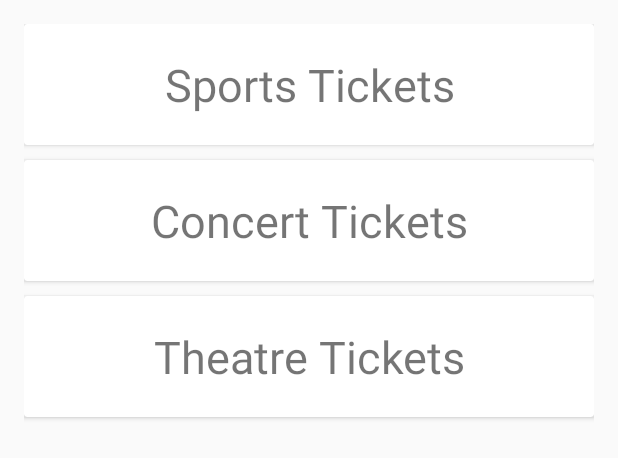
After one commit to Rineng/androidApp, an Android app: the layout recycler_cardview.xml on its own in the app's theme, with its tools: preview values and no code run, on a phone screen of 412 x 824 dp. The commit adds this screen. Shown: the top 458 px of the screen. Run offline under Robolectric (Android 15) with nearby library versions, the phone set to English and light mode, and no system bars.

Commit message:
cardView testing

```diff
--- a/app/build.gradle
+++ b/app/build.gradle
@@ -26,4 +26,6 @@ dependencies {
     androidTestImplementation 'com.android.support.test:runner:1.0.2'
     androidTestImplementation 'com.android.support.test.espresso:espresso-core:3.0.2'
     implementation 'com.android.support:recyclerview-v7:28.0.0'
+    implementation 'com.android.support:cardview-v7:28.0.0'
+
 }
--- a/app/src/main/java/com/example/rhuang/androidapp/recyclerAdaptor.java
+++ b/app/src/main/java/com/example/rhuang/androidapp/recyclerAdaptor.java
@@ -40,6 +40,7 @@ public class recyclerAdaptor extends RecyclerView.Adapter<recyclerAdaptor.MyView
                 .inflate(R.layout.recycler_row, parent, false);
         MyViewHolder vh = new MyViewHolder(v);
         return vh;
+
     }
 
     // Replace the contents of a view (invoked by the layout manager)
--- /dev/null
+++ b/app/src/main/res/drawable/my_custom_background.xml
@@ -0,0 +1,12 @@
+<?xml version="1.0" encoding="utf-8"?>
+<shape xmlns:android="http://schemas.android.com/apk/res/android"
+android:shape="rectangle">
+<corners
+    android:radius="2dp"
+    android:topRightRadius="0dp"
+    android:bottomRightRadius="0dp"
+    android:bottomLeftRadius="0dp" />
+<stroke
+    android:width="1dp"
+    android:color="@android:color/holo_green_dark" />
+</shape>
--- a/app/src/main/res/layout/activity_main.xml
+++ b/app/src/main/res/layout/activity_main.xml
@@ -13,8 +13,13 @@
     <android.support.v7.widget.RecyclerView
         android:id="@+id/my_recycler_view"
         android:layout_width="match_parent"
-        android:layout_height="match_parent"
+        android:layout_height="wrap_content"
         tools:layout_editor_absoluteX="8dp"
         tools:layout_editor_absoluteY="8dp" />
 
+    <!--<TextView-->
+        <!--android:layout_width="wrap_content"-->
+        <!--android:layout_height="wrap_content" -->
+        <!--android:text="Hello"/>-->
+
 </LinearLayout>
--- /dev/null
+++ b/app/src/main/res/layout/recycler_cardview.xml
@@ -0,0 +1,88 @@
+<?xml version="1.0" encoding="utf-8"?>
+<LinearLayout
+    xmlns:android="http://schemas.android.com/apk/res/android"
+    android:layout_width="match_parent"
+    android:layout_height="match_parent"
+    android:padding="16dp"
+    android:orientation="vertical">
+
+    <android.support.v7.widget.CardView
+        android:layout_width="match_parent"
+        android:layout_height="wrap_content"
+        android:layout_marginBottom="10dp"
+        android:id="@+id/cv">
+
+        <LinearLayout
+            android:layout_width="match_parent"
+            android:layout_height="wrap_content"
+            android:layout_margin="20dp">
+
+            <TextView
+                android:layout_width="match_parent"
+                android:layout_height="wrap_content"
+                android:id="@+id/person_name"
+                android:layout_alignParentTop="true"
+                android:gravity="center"
+                android:textSize="30sp"
+                android:text="Sports Tickets"
+                />
+
+        </LinearLayout>
+
+    </android.support.v7.widget.CardView>
+
+    <android.support.v7.widget.CardView
+        android:layout_width="match_parent"
+        android:layout_height="wrap_content"
+        android:layout_marginBottom="10dp"
+        android:id="@+id/cv2">
+
+        <LinearLayout
+            android:layout_width="match_parent"
+            android:layout_height="match_parent"
+            android:layout_margin="20dp"
+            >
+
+            <TextView
+                android:layout_width="match_parent"
+                android:layout_height="wrap_content"
+                android:id="@+id/person_name2"
+                android:gravity="center"
+
+                android:layout_alignParentTop="true"
+                android:textSize="30sp"
+                android:text="Concert Tickets"
+                />
+
+        </LinearLayout>
+
+    </android.support.v7.widget.CardView>
+
+    <android.support.v7.widget.CardView
+        android:layout_width="match_parent"
+        android:layout_height="wrap_content"
+        android:id="@+id/cv3">
+
+        <LinearLayout
+        android:layout_width="match_parent"
+        android:layout_height="match_parent"
+        android:layout_margin="20dp"
+        >
+
+        <TextView
+            android:layout_width="match_parent"
+            android:layout_height="wrap_content"
+            android:id="@+id/person_name3"
+            android:gravity="center"
+
+            android:layout_alignParentTop="true"
+            android:textSize="30sp"
+            android:text="Theatre Tickets"
+            />
+
+    </LinearLayout>
+    </android.support.v7.widget.CardView>
+
+
+
+</LinearLayout>
--- a/app/src/main/res/layout/recycler_row.xml
+++ b/app/src/main/res/layout/recycler_row.xml
@@ -1,24 +1,12 @@
 <?xml version="1.0" encoding="utf-8"?>
-<!--<android.support.constraint.ConstraintLayout-->
-    <!--xmlns:android="http://schemas.android.com/apk/res/android"-->
-    <!--xmlns:tools="http://schemas.android.com/tools"-->
-    <!--android:layout_width="match_parent"-->
-    <!--android:layout_height="match_parent">-->
-
-    <!--<TextView-->
-        <!--android:id="@+id/row"-->
-        <!--android:layout_width="wrap_content"-->
-        <!--android:layout_height="match_parent" />-->
-
-<!--</android.support.constraint.ConstraintLayout>-->
-
 
 <LinearLayout xmlns:android="http://schemas.android.com/apk/res/android"
     android:layout_width="match_parent"
     android:layout_height="wrap_content"
     android:paddingLeft="16dp"
     android:paddingRight="16dp"
-    android:orientation="vertical" >
+    android:orientation="vertical">
+    <!--android:background="@drawable/my_custom_background"-->
 
 
     <TextView
@@ -27,16 +15,4 @@
         android:layout_height="wrap_content"
         android:text="Orignal Text Here"/>
 
-    <!--<TextView-->
-        <!--android:id="@+id/row2"-->
-        <!--android:layout_width="wrap_content"-->
-        <!--android:layout_height="wrap_content"-->
-        <!--android:text="HELLOfdsf"/>-->
-
-    <!--<TextView-->
-        <!--android:id="@+id/row3"-->
-        <!--android:layout_width="wrap_content"-->
-        <!--android:layout_height="wrap_content"-->
-        <!--android:text="HELLO"/>-->
-
 </LinearLayout>
```
